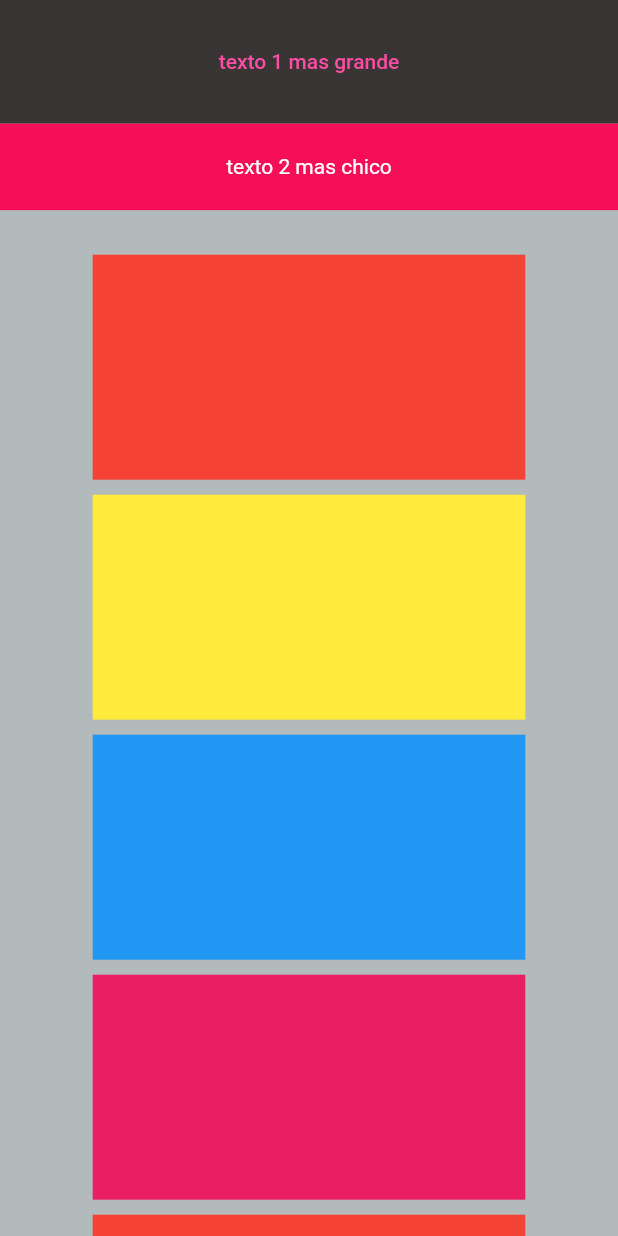
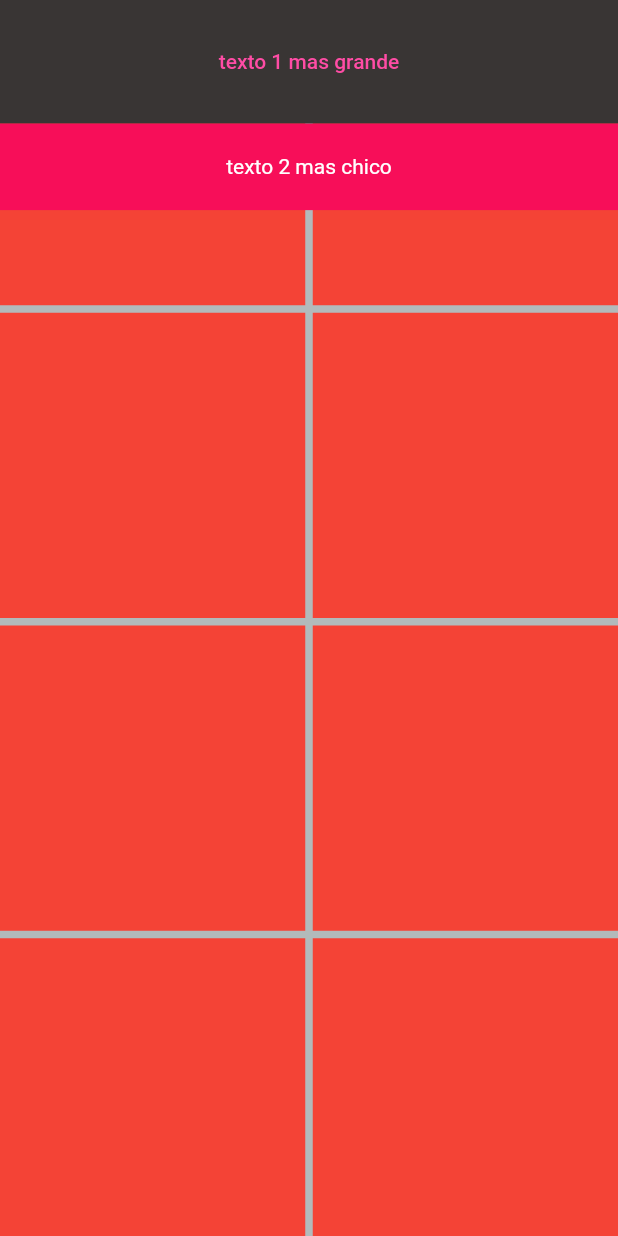
Before and after one commit to agusci21/cumple_mar_web, a Flutter app: the screen it shows after launch, on a phone screen of 412 x 824 dp. Run offline on Flutter 3.47's test engine with Material 2 defaults, Android fonts, the light colour scheme and no system bars.

Commit message:
Card Model y gridView

```diff
--- a/lib/pages/home_page.dart
+++ b/lib/pages/home_page.dart
@@ -1,3 +1,4 @@
+import 'package:cumple_mar/widgets/card_widget.dart';
 import 'package:flutter/material.dart';
 
 import 'package:cumple_mar/theme/theme.dart';
@@ -11,9 +12,9 @@ class HomePage extends StatelessWidget {
     return Scaffold(
       body:Stack(
         children: [
-          Container(height: double.infinity, width: double.infinity, color: Color.fromRGBO(178, 186, 187, 1),),
+          Container(height: double.infinity, width: double.infinity, color: Color.fromRGBO(178, 186, 187, 1),),//FONDO
+          _BodyScroll(),
           Positioned(child: _AppBar(),left: 0,top: 0,),
-          _BodyScroll()
         ],
       )
     );
@@ -98,21 +99,22 @@ class _BodyScroll extends StatelessWidget {
     double screenHeight = MediaQuery.of(context).size.height;
     double screenwidth = MediaQuery.of(context).size.width;
 
-    return SingleChildScrollView(
-      child: Column(
-        crossAxisAlignment: CrossAxisAlignment.center,
-        children: [
-          Container(height: screenHeight * 0.2,),
-          Container(color: Colors.red, margin: EdgeInsets.all(5),height: 150, width:screenwidth * 0.7 ,),
-          Container(color: Colors.yellow, margin: EdgeInsets.all(5),height: 150, width: screenwidth * 0.7,),
-          Container(color: Colors.blue, margin: EdgeInsets.all(5),height: 150, width: screenwidth * 0.7,),
-          Container(color: Colors.pink, margin: EdgeInsets.all(5),height: 150, width: screenwidth * 0.7,),
-          Container(color: Colors.red, margin: EdgeInsets.all(5),height: 150, width:screenwidth * 0.7 ,),
-          Container(color: Colors.yellow, margin: EdgeInsets.all(5),height: 150, width: screenwidth * 0.7,),
-          Container(color: Colors.blue, margin: EdgeInsets.all(5),height: 150, width: screenwidth * 0.7,),
-          Container(color: Colors.pink, margin: EdgeInsets.all(5),height: 150, width: screenwidth * 0.7,),
-        ],
-      ),
-    );
+    return GridView.count(
+          crossAxisCount: 2,
+          mainAxisSpacing: 5,
+          crossAxisSpacing: 5,
+          children: [
+            CardWidget(),
+            CardWidget(),
+            CardWidget(),
+            CardWidget(),
+            CardWidget(),
+            CardWidget(),
+            CardWidget(),
+            CardWidget(),
+            CardWidget(),
+            CardWidget(),
+          ],
+        );
   }
 }
--- /dev/null
+++ b/lib/widgets/card_widget.dart
@@ -0,0 +1,24 @@
+import 'package:flutter/material.dart';
+
+class CardWidget extends StatelessWidget {
+  const CardWidget({Key? key}) : super(key: key);
+
+  @override
+  Widget build(BuildContext context) {
+    double screeHeight = MediaQuery.of(context).size.height;
+    double screenWidth = MediaQuery.of(context).size.width;
+    return Container(
+      height: screeHeight * 0.15,
+      width: screenWidth * 0.8 ,
+      //margin: EdgeInsets.symmetric(vertical: 20, horizontal: 15),
+      decoration: BoxDecoration(
+        color: Colors.red
+      ),
+      child: ListTile(
+        onTap: (){
+
+        },
+      ),
+    );
+  }
+}
```
Also changed, not shown: lib/models/card_model.dart (added, +53 -0 lines).
